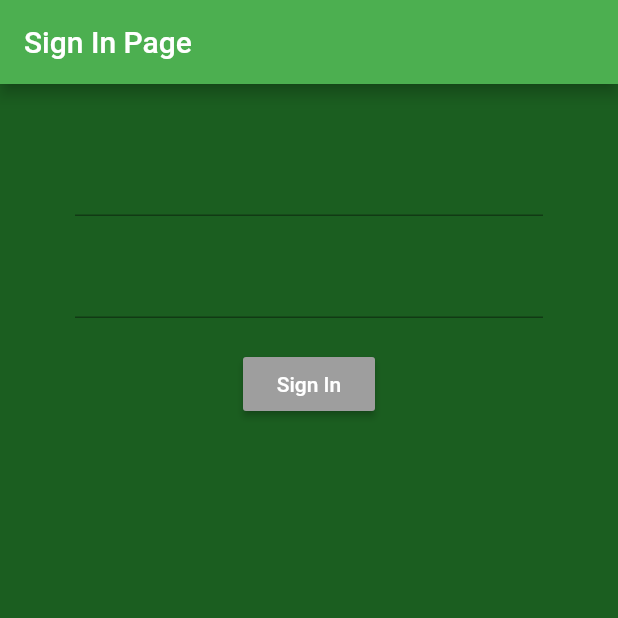
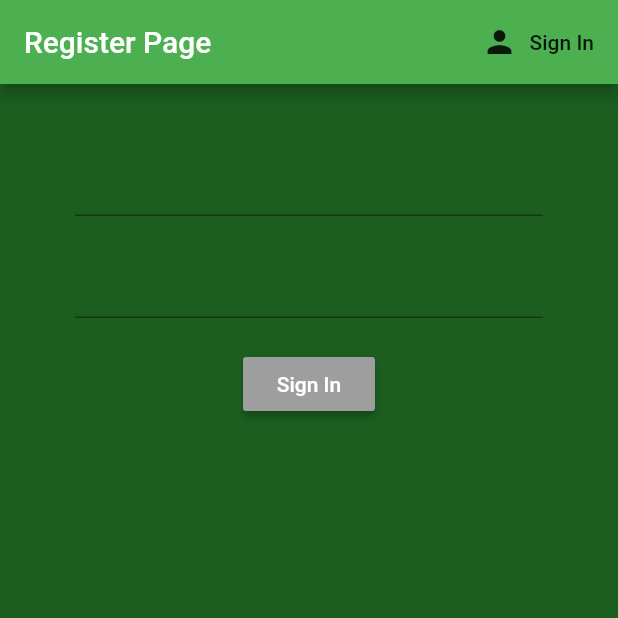
Before and after one commit to JoaoPedroVisconti/Agropec_App, a Flutter app: the screen it shows after launch, on a phone screen of 412 x 824 dp, the top half of it. Run offline on Flutter 3.47's test engine with Material 2 defaults, Android fonts, the phone set to English and light mode, and no system bars; our stand-ins replace firebase_auth, firebase_core; accounts and stored records are empty.

Commit message:
Toggle function between Sign In and Register

```diff
--- a/agropec_app/lib/Screens/Authentication/authenticate.dart
+++ b/agropec_app/lib/Screens/Authentication/authenticate.dart
@@ -1,4 +1,5 @@
 import 'package:agropec_app/Screens/Authentication/sign_in.dart';
+import 'package:agropec_app/Screens/Authentication/register.dart';
 import 'package:flutter/material.dart';
 
 class Authenticate extends StatefulWidget {
@@ -7,8 +8,20 @@ class Authenticate extends StatefulWidget {
 }
 
 class _AuthenticateState extends State<Authenticate> {
+  bool showSignIn = false;
+
+  void toggleView() {
+    setState(() {
+      showSignIn = !showSignIn;
+    });
+  }
+
   @override
   Widget build(BuildContext context) {
-    return SingIn();
+    if (showSignIn) {
+      return SignIn(toggleView: toggleView);
+    } else {
+      return Register(toggleView: toggleView);
+    }
   }
 }
--- a/agropec_app/lib/Screens/Authentication/register.dart
+++ b/agropec_app/lib/Screens/Authentication/register.dart
@@ -2,6 +2,9 @@ import 'package:agropec_app/Services/auth.dart';
 import 'package:flutter/material.dart';
 
 class Register extends StatefulWidget {
+  final Function toggleView;
+
+  Register({this.toggleView});
   @override
   _RegisterState createState() => _RegisterState();
 }
@@ -18,7 +21,16 @@ class _RegisterState extends State<Register> {
       backgroundColor: Colors.green[900],
       appBar: AppBar(
         backgroundColor: Colors.green,
-        title: Text('Sign In Page'),
+        title: Text('Register Page'),
+        actions: [
+          FlatButton.icon(
+            onPressed: () {
+              widget.toggleView();
+            },
+            icon: Icon(Icons.person),
+            label: Text('Sign In'),
+          )
+        ],
       ),
       body: Container(
         padding: EdgeInsets.symmetric(vertical: 20, horizontal: 50),
--- a/agropec_app/lib/Screens/Authentication/sign_in.dart
+++ b/agropec_app/lib/Screens/Authentication/sign_in.dart
@@ -1,12 +1,16 @@
 import 'package:agropec_app/services/auth.dart';
 import 'package:flutter/material.dart';
 
-class SingIn extends StatefulWidget {
+class SignIn extends StatefulWidget {
+  final Function toggleView;
+
+  SignIn({this.toggleView});
+
   @override
-  _SingInState createState() => _SingInState();
+  _SignInState createState() => _SignInState();
 }
 
-class _SingInState extends State<SingIn> {
+class _SignInState extends State<SignIn> {
   final AuthService _auth = AuthService();
 
   String email = "";
@@ -19,6 +23,15 @@ class _SingInState extends State<SingIn> {
       appBar: AppBar(
         backgroundColor: Colors.green,
         title: Text('Sign In Page'),
+        actions: [
+          FlatButton.icon(
+            onPressed: () {
+              widget.toggleView();
+            },
+            icon: Icon(Icons.person),
+            label: Text('Register'),
+          )
+        ],
       ),
       body: Container(
         padding: EdgeInsets.symmetric(vertical: 20, horizontal: 50),
```
